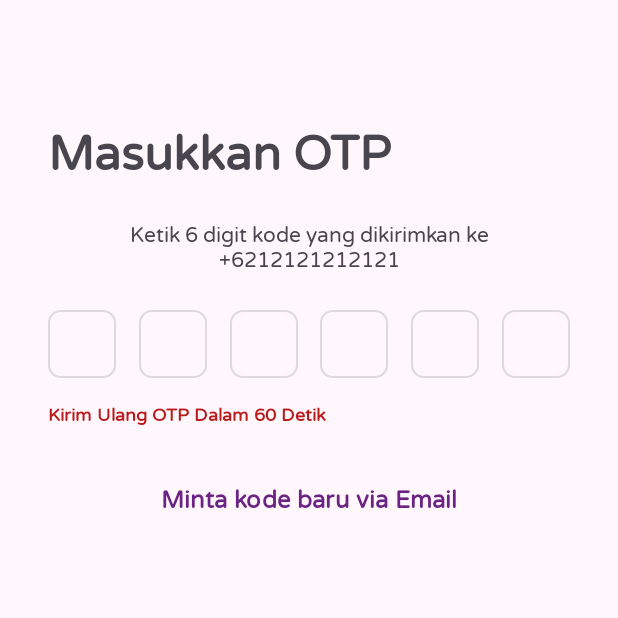
After one commit to arkan3h/24001084-km6-amd-terbangin-fc, an Android app: the OTPActivity screen opened directly, with no data from a screen before it, on a phone screen of 412 x 824 dp, the top half of it. The commit adds this screen. Run offline under Robolectric (Android 15) with nearby library versions, the phone set to English and light mode, and no system bars.

Commit message:
feat: add layout OTP Page

```diff
--- a/app/src/main/AndroidManifest.xml
+++ b/app/src/main/AndroidManifest.xml
@@ -17,6 +17,9 @@
         android:usesCleartextTraffic="true"
         tools:targetApi="31">
         <activity
+            android:name=".presentation.otp.OTPActivity"
+            android:exported="false" />
+        <activity
             android:name=".presentation.splash_screen.SplashActivity"
             android:exported="false" />
         <activity
@@ -30,7 +33,7 @@
             android:exported="false" />
         <activity
             android:name=".presentation.main.MainActivity"
-            android:exported="true">
+            android:exported="true" >
             <intent-filter>
                 <action android:name="android.intent.action.MAIN" />
 
--- /dev/null
+++ b/app/src/main/java/com/arkan/terbangin/presentation/otp/OTPActivity.kt
@@ -0,0 +1,83 @@
+package com.arkan.terbangin.presentation.otp
+
+import android.os.Bundle
+import android.text.Editable
+import android.text.TextWatcher
+import android.view.View
+import androidx.appcompat.app.AppCompatActivity
+import com.arkan.terbangin.databinding.ActivityOtpBinding
+
+class OTPActivity : AppCompatActivity() {
+    private lateinit var phoneNumber: String
+
+    private val binding: ActivityOtpBinding by lazy {
+        ActivityOtpBinding.inflate(layoutInflater)
+    }
+
+    override fun onCreate(savedInstanceState: Bundle?) {
+        super.onCreate(savedInstanceState)
+        setContentView(binding.root)
+
+        // phoneNumber = intent.getStringExtra("phoneNumber")!!
+        addTextChangeListener()
+    }
+
+    private fun addTextChangeListener() {
+        binding.otpEditText1.addTextChangedListener(EditTextWatcher(binding.otpEditText1))
+        binding.otpEditText2.addTextChangedListener(EditTextWatcher(binding.otpEditText2))
+        binding.otpEditText3.addTextChangedListener(EditTextWatcher(binding.otpEditText3))
+        binding.otpEditText4.addTextChangedListener(EditTextWatcher(binding.otpEditText4))
+        binding.otpEditText5.addTextChangedListener(EditTextWatcher(binding.otpEditText5))
+        binding.otpEditText6.addTextChangedListener(EditTextWatcher(binding.otpEditText6))
+    }
+
+    inner class EditTextWatcher(private val view: View) : TextWatcher {
+        override fun beforeTextChanged(
+            p0: CharSequence?,
+            p1: Int,
+            p2: Int,
+            p3: Int,
+        ) {
+        }
+
+        override fun onTextChanged(
+            p0: CharSequence?,
+            p1: Int,
+            p2: Int,
+            p3: Int,
+        ) {
+        }
+
+        override fun afterTextChanged(p0: Editable?) {
+            val text = p0.toString()
+            when (view) {
+                binding.otpEditText1 -> if (text.length == 1) binding.otpEditText2.requestFocus()
+                binding.otpEditText2 ->
+                    if (text.length == 1) {
+                        binding.otpEditText3.requestFocus()
+                    } else if (text.isEmpty()) {
+                        binding.otpEditText1.requestFocus()
+                    }
+                binding.otpEditText3 ->
+                    if (text.length == 1) {
+                        binding.otpEditText4.requestFocus()
+                    } else if (text.isEmpty()) {
+                        binding.otpEditText2.requestFocus()
+                    }
+                binding.otpEditText4 ->
+                    if (text.length == 1) {
+                        binding.otpEditText5.requestFocus()
+                    } else if (text.isEmpty()) {
+                        binding.otpEditText3.requestFocus()
+                    }
+                binding.otpEditText5 ->
+                    if (text.length == 1) {
+                        binding.otpEditText6.requestFocus()
+                    } else if (text.isEmpty()) {
+                        binding.otpEditText4.requestFocus()
+                    }
+                binding.otpEditText6 -> if (text.isEmpty()) binding.otpEditText5.requestFocus()
+            }
+        }
+    }
+}
--- /dev/null
+++ b/app/src/main/res/drawable/edit_text_bg.xml
@@ -0,0 +1,6 @@
+<?xml version="1.0" encoding="utf-8"?>
+<shape xmlns:android="http://schemas.android.com/apk/res/android">
+
+    <stroke android:width="1dp" android:color="@color/gray_spacer"/>
+    <corners android:radius="8dp"/>
+</shape>
--- /dev/null
+++ b/app/src/main/res/layout/activity_otp.xml
@@ -0,0 +1,168 @@
+<?xml version="1.0" encoding="utf-8"?>
+<androidx.constraintlayout.widget.ConstraintLayout xmlns:android="http://schemas.android.com/apk/res/android"
+    xmlns:app="http://schemas.android.com/apk/res-auto"
+    xmlns:tools="http://schemas.android.com/tools"
+    android:id="@+id/main"
+    android:layout_width="match_parent"
+    android:layout_height="match_parent"
+    android:paddingHorizontal="32dp"
+    tools:context=".presentation.otp.OTPActivity">
+
+    <TextView
+        android:id="@+id/tv_title_otp"
+        android:layout_width="match_parent"
+        android:layout_height="wrap_content"
+        android:layout_marginTop="80dp"
+        android:text="@string/title_otp_page"
+        android:textSize="32sp"
+        android:textStyle="bold"
+        app:layout_constraintEnd_toEndOf="parent"
+        app:layout_constraintStart_toStartOf="parent"
+        app:layout_constraintTop_toTopOf="parent" />
+
+    <TextView
+        android:id="@+id/tv_info_otp"
+        android:layout_width="300dp"
+        android:layout_height="wrap_content"
+        android:layout_marginTop="24dp"
+        android:text="@string/placeholder_ketik_6_digit"
+        android:textAlignment="center"
+        app:layout_constraintEnd_toEndOf="parent"
+        app:layout_constraintStart_toStartOf="parent"
+        app:layout_constraintTop_toBottomOf="@id/tv_title_otp" />
+
+    <androidx.constraintlayout.widget.ConstraintLayout
+        android:id="@+id/layout_input_otp"
+        android:layout_width="match_parent"
+        android:layout_height="wrap_content"
+        android:layout_marginTop="24dp"
+        app:layout_constraintTop_toBottomOf="@id/tv_info_otp">
+
+        <EditText
+            android:id="@+id/otpEditText1"
+            android:layout_width="45dp"
+            android:layout_height="45dp"
+            android:background="@drawable/edit_text_bg"
+            android:ems="10"
+            android:gravity="center"
+            android:imeOptions="actionNext"
+            android:importantForAutofill="no"
+            android:inputType="number"
+            android:maxLength="1"
+            app:layout_constraintStart_toStartOf="parent"
+            app:layout_constraintTop_toTopOf="parent"
+            tools:ignore="LabelFor" />
+
+        <EditText
+            android:id="@+id/otpEditText2"
+            android:layout_width="45dp"
+            android:layout_height="45dp"
+            android:background="@drawable/edit_text_bg"
+            android:ems="10"
+            android:gravity="center"
+            android:imeOptions="actionNext"
+            android:importantForAutofill="no"
+            android:inputType="number"
+            android:maxLength="1"
+            app:layout_constraintEnd_toStartOf="@id/otpEditText3"
+            app:layout_constraintStart_toEndOf="@id/otpEditText1"
+            app:layout_constraintTop_toTopOf="parent"
+            tools:ignore="LabelFor" />
+
+        <EditText
+            android:id="@+id/otpEditText3"
+            android:layout_width="45dp"
+            android:layout_height="45dp"
+            android:background="@drawable/edit_text_bg"
+            android:ems="10"
+            android:gravity="center"
+            android:imeOptions="actionNext"
+            android:importantForAutofill="no"
+            android:inputType="number"
+            android:maxLength="1"
+            app:layout_constraintEnd_toStartOf="@id/otpEditText4"
+            app:layout_constraintStart_toEndOf="@id/otpEditText2"
+            app:layout_constraintTop_toTopOf="parent"
+            tools:ignore="LabelFor" />
+
+        <EditText
+            android:id="@+id/otpEditText4"
+            android:layout_width="45dp"
+            android:layout_height="45dp"
+            android:background="@drawable/edit_text_bg"
+            android:ems="10"
+            android:gravity="center"
+            android:imeOptions="actionNext"
+            android:importantForAutofill="no"
+            android:inputType="number"
+            android:maxLength="1"
+            app:layout_constraintEnd_toStartOf="@id/otpEditText5"
+            app:layout_constraintStart_toEndOf="@id/otpEditText3"
+            app:layout_constraintTop_toTopOf="parent"
+            tools:ignore="LabelFor" />
+
+        <EditText
+            android:id="@+id/otpEditText5"
+            android:layout_width="45dp"
+            android:layout_height="45dp"
+            android:background="@drawable/edit_text_bg"
+            android:ems="10"
+            android:gravity="center"
+            android:imeOptions="actionNext"
+            android:importantForAutofill="no"
+            android:inputType="number"
+            android:maxLength="1"
+            app:layout_constraintEnd_toStartOf="@id/otpEditText6"
+            app:layout_constraintStart_toEndOf="@id/otpEditText4"
+            app:layout_constraintTop_toTopOf="parent"
+            tools:ignore="LabelFor" />
+
+        <EditText
+            android:id="@+id/otpEditText6"
+            android:layout_width="45dp"
+            android:layout_height="45dp"
+            android:background="@drawable/edit_text_bg"
+            android:ems="10"
+            android:gravity="center"
+            android:imeOptions="actionNext"
+            android:importantForAutofill="no"
+            android:inputType="number"
+            android:maxLength="1"
+            app:layout_constraintEnd_toEndOf="parent"
+            app:layout_constraintTop_toTopOf="parent"
+            tools:ignore="LabelFor" />
+    </androidx.constraintlayout.widget.ConstraintLayout>
+
+    <TextView
+        android:id="@+id/tv_resend_otp"
+        android:layout_width="wrap_content"
+        android:layout_height="wrap_content"
+        android:layout_marginTop="16dp"
+        android:text="@string/btn_resend_otp"
+        android:textColor="@color/md_theme_error"
+        android:textSize="12sp"
+        android:textStyle="bold"
+        app:layout_constraintStart_toStartOf="parent"
+        app:layout_constraintTop_toBottomOf="@id/layout_input_otp" />
+
+    <Button
+        android:id="@+id/btn_request_new_code"
+        android:layout_width="match_parent"
+        android:layout_height="wrap_content"
+        android:layout_marginTop="24dp"
+        android:backgroundTint="@color/transparent"
+        android:text="@string/btn_request_new_code"
+        android:textColor="@color/md_theme_primary"
+        android:textSize="16sp"
+        android:textStyle="bold"
+        app:layout_constraintTop_toBottomOf="@id/tv_resend_otp" />
+
+    <include
+        android:id="@+id/layout_state"
+        layout="@layout/layout_otp_content_state"
+        android:layout_width="match_parent"
+        android:layout_height="0dp"
+        app:layout_constraintBottom_toBottomOf="parent"
+        app:layout_constraintTop_toTopOf="parent" />
+
+</androidx.constraintlayout.widget.ConstraintLayout>
--- /dev/null
+++ b/app/src/main/res/layout/layout_otp_content_state.xml
@@ -0,0 +1,35 @@
+<?xml version="1.0" encoding="utf-8"?>
+<androidx.constraintlayout.widget.ConstraintLayout xmlns:android="http://schemas.android.com/apk/res/android"
+    xmlns:app="http://schemas.android.com/apk/res-auto"
+    xmlns:tools="http://schemas.android.com/tools"
+    android:layout_width="match_parent"
+    android:layout_height="match_parent">
+
+    <com.google.android.material.progressindicator.CircularProgressIndicator
+        android:id="@+id/pb_loading"
+        android:layout_width="wrap_content"
+        android:layout_height="wrap_content"
+        android:visibility="gone"
+        android:indeterminate="true"
+        app:layout_constraintBottom_toBottomOf="parent"
+        app:layout_constraintEnd_toEndOf="parent"
+        app:layout_constraintStart_toStartOf="parent"
+        app:layout_constraintTop_toTopOf="parent"
+        tools:visibility="visible" />
+
+    <TextView
+        android:id="@+id/tv_error"
+        style="@style/TextAppearance.Material3.BodyMedium"
+        android:layout_width="match_parent"
+        android:layout_height="wrap_content"
+        android:layout_marginHorizontal="16dp"
+        android:textAlignment="center"
+        android:visibility="gone"
+        app:layout_constraintBottom_toBottomOf="parent"
+        app:layout_constraintEnd_toEndOf="parent"
+        app:layout_constraintStart_toStartOf="parent"
+        app:layout_constraintTop_toTopOf="parent"
+        tools:text="Error OTP Page"
+        tools:visibility="visible" />
+
+</androidx.constraintlayout.widget.ConstraintLayout>
--- a/app/src/main/res/values/strings.xml
+++ b/app/src/main/res/values/strings.xml
@@ -30,4 +30,8 @@
     <string name="text_ulangi_password_baru">Ulangi Password Baru</string>
     <string name="text_simpan">Simpan</string>
     <string name="text_ulangi_masukkan_password_baru">Ulangi Masukkan Password Baru</string>
+    <string name="title_otp_page">Masukkan OTP</string>
+    <string name="placeholder_ketik_6_digit">Ketik 6 digit kode yang dikirimkan ke +6212121212121</string>
+    <string name="btn_resend_otp">Kirim Ulang OTP Dalam 60 Detik</string>
+    <string name="btn_request_new_code">Minta kode baru via Email</string>
 </resources>
```
